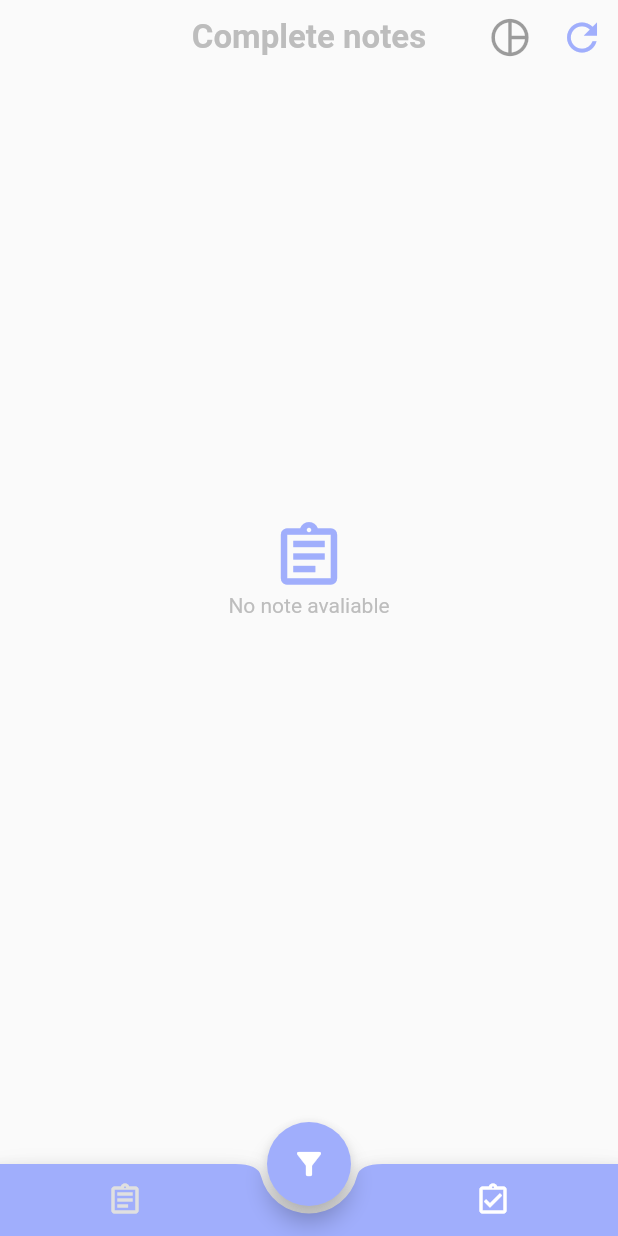
After one commit to RegisSalesRA/flutter_hive_notes, a Flutter app: the CompleteNoteScreen screen opened by its route, on a phone screen of 412 x 824 dp. The commit adds this screen. Run offline on Flutter 3.47's test engine with Material 2 defaults, Android fonts, the light colour scheme and no system bars; our stand-ins replace fl_chart, flutter_local_notifications, flutter_native_timezone, hive, hive_flutter, timezone; accounts and stored records are empty.

Commit message:
Widget empty list

```diff
--- a/lib/config/app_theme.dart
+++ b/lib/config/app_theme.dart
@@ -93,7 +93,7 @@ class _AppState extends State<App> {
     SystemChrome.setSystemUIOverlayStyle(SystemUiOverlayStyle.light);
 
     return MaterialApp(
-      title: 'Flutter Sqflite',
+      title: 'Notes',
       debugShowCheckedModeBanner: false,
       theme: ThemeData(
         // PrimariColors from App css
--- a/lib/widgets/screens/complete_notes_widget.dart
+++ b/lib/widgets/screens/complete_notes_widget.dart
@@ -6,6 +6,7 @@ import '../../config/config.dart';
 import '../../services/note_hive/note_hive_service.dart';
 import '../../helpers/helpers.dart';
 import '../../models/note.dart';
+import '../widget.dart';
 
 class CompleteNotesWidget extends StatelessWidget {
   const CompleteNotesWidget({
@@ -223,23 +224,7 @@ class CompleteNotesWidget extends StatelessWidget {
             ),
           );
         } else {
-          return Container(
-            height: MediaQuerySize.heigthSize(context) * 0.85,
-            width: MediaQuerySize.widthSize(context),
-            child: Column(
-                mainAxisAlignment: MainAxisAlignment.center,
-                crossAxisAlignment: CrossAxisAlignment.center,
-                children: [
-                  Icon(
-                    Icons.assignment_outlined,
-                    size: 50,
-                  ),
-                  Text(
-                    "No note avaliable",
-                    style: TextStyle(color: Colors.grey.shade400),
-                  )
-                ]),
-          );
+          return EmptyListWidget();
         }
       },
     );
--- /dev/null
+++ b/lib/widgets/shared/empty_list_widget.dart
@@ -0,0 +1,31 @@
+
+import 'package:flutter/material.dart';
+
+import '../../helpers/helpers.dart';
+
+class EmptyListWidget extends StatelessWidget {
+  const EmptyListWidget({
+    Key? key,
+  }) : super(key: key);
+
+  @override
+  Widget build(BuildContext context) {
+    return Container(
+      height: MediaQuerySize.heigthSize(context) * 0.85,
+      width: MediaQuerySize.widthSize(context),
+      child: Column(
+          mainAxisAlignment: MainAxisAlignment.center,
+          crossAxisAlignment: CrossAxisAlignment.center,
+          children: [
+            Icon(
+              Icons.assignment_outlined,
+              size: 50,
+            ),
+            Text(
+              "No note avaliable",
+              style: TextStyle(color: Colors.grey.shade400),
+            )
+          ]),
+    );
+  }
+}
--- a/lib/widgets/widget.dart
+++ b/lib/widgets/widget.dart
@@ -8,6 +8,7 @@ export './shared/popup_menu_button_widget.dart';
 export './shared/show_modal_bottonsheet_widget.dart';
 export './shared/rich_text_chart_widget.dart';
 export './shared/toogle_widget.dart';
+export './shared/empty_list_widget.dart';
 // Screens
 
 export './screens/complete_notes_widget.dart';
```
Also changed, not shown: lib/widgets/screens/note_list_filter_widget.dart (+2 -17 lines), lib/widgets/screens/note_list_widget.dart (+2 -17 lines).
